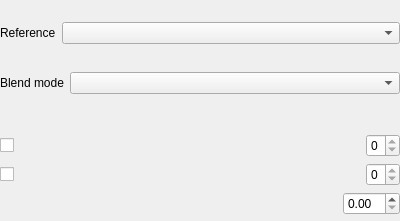
This is app/ui/bucketoptionswidget.ui in pencil2d/pencil as Qt 5 draws it before an edit. The edited form follows.
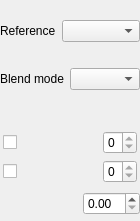
This is the edited form. Custom widgets are drawn as their Qt base class.

```diff
--- a/app/ui/bucketoptionswidget.ui
+++ b/app/ui/bucketoptionswidget.ui
@@ -6,10 +6,16 @@
    <rect>
     <x>0</x>
     <y>0</y>
-    <width>400</width>
+    <width>140</width>
     <height>221</height>
    </rect>
   </property>
+  <property name="minimumSize">
+   <size>
+    <width>140</width>
+    <height>0</height>
+   </size>
+  </property>
   <property name="windowTitle">
    <string>Form</string>
   </property>
@@ -92,8 +98,17 @@
      <property name="sizeConstraint">
       <enum>QLayout::SetDefaultConstraint</enum>
      </property>
+     <property name="leftMargin">
+      <number>3</number>
+     </property>
      <property name="topMargin">
-      <number>0</number>
+      <number>3</number>
+     </property>
+     <property name="rightMargin">
+      <number>3</number>
+     </property>
+     <property name="bottomMargin">
+      <number>3</number>
      </property>
      <property name="verticalSpacing">
       <number>6</number>
```
